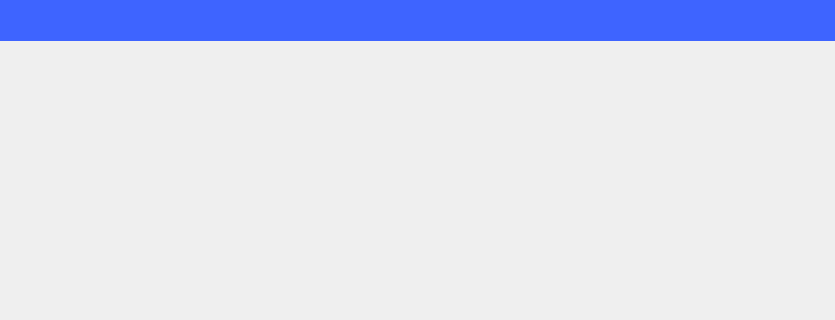
First picture: the form in hospital-Core/mainwindow.ui, repository MrDanielG/Hospital-SCRUM, before the edit; both pictures show x 531 to 1366 and y 0 to 320 of the 1366 by 750 pixel window.
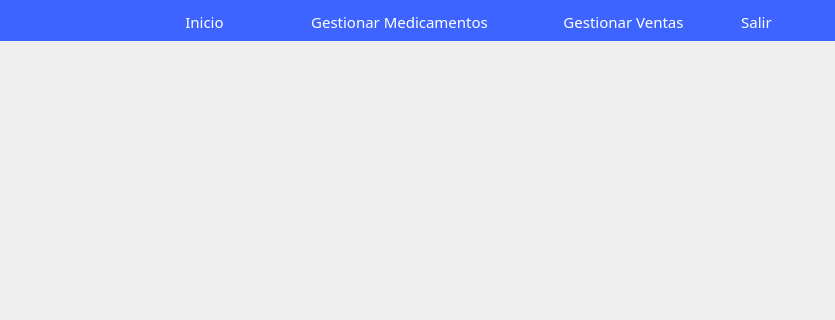
Second picture: the form after the edit. The open tabs and pages were chosen to show the change. Icons and pictures are not drawn.

The edit to the form file:
```diff
--- a/hospital-Core/mainwindow.ui
+++ b/hospital-Core/mainwindow.ui
@@ -1306,7 +1306,108 @@
       </layout>
      </widget>
     </widget>
-    <widget class="QWidget" name="menu_farmaceutico"/>
+    <widget class="QWidget" name="menu_farmaceutico">
+     <widget class="QPushButton" name="pushButton">
+      <property name="geometry">
+       <rect>
+        <x>1250</x>
+        <y>10</y>
+        <width>75</width>
+        <height>23</height>
+       </rect>
+      </property>
+      <property name="font">
+       <font>
+        <family>Montserrat</family>
+        <pointsize>11</pointsize>
+       </font>
+      </property>
+      <property name="styleSheet">
+       <string notr="true">border: none;
+background: none;
+color: white;
+</string>
+      </property>
+      <property name="text">
+       <string>Salir</string>
+      </property>
+     </widget>
+     <widget class="QPushButton" name="pushButton_2">
+      <property name="geometry">
+       <rect>
+        <x>1074</x>
+        <y>10</y>
+        <width>161</width>
+        <height>23</height>
+       </rect>
+      </property>
+      <property name="font">
+       <font>
+        <family>Montserrat</family>
+        <pointsize>11</pointsize>
+       </font>
+      </property>
+      <property name="styleSheet">
+       <string notr="true">border: none;
+background: none;
+color: white;
+</string>
+      </property>
+      <property name="text">
+       <string>Gestionar Ventas</string>
+      </property>
+     </widget>
+     <widget class="QPushButton" name="pushButton_3">
+      <property name="geometry">
+       <rect>
+        <x>820</x>
+        <y>10</y>
+        <width>221</width>
+        <height>23</height>
+       </rect>
+      </property>
+      <property name="font">
+       <font>
+        <family>Montserrat</family>
+        <pointsize>11</pointsize>
+       </font>
+      </property>
+      <property name="styleSheet">
+       <string notr="true">border: none;
+background: none;
+color: white;
+</string>
+      </property>
+      <property name="text">
+       <string>Gestionar Medicamentos</string>
+      </property>
+     </widget>
+     <widget class="QPushButton" name="pushButton_4">
+      <property name="geometry">
+       <rect>
+        <x>650</x>
+        <y>10</y>
+        <width>171</width>
+        <height>23</height>
+       </rect>
+      </property>
+      <property name="font">
+       <font>
+        <family>Montserrat</family>
+        <pointsize>11</pointsize>
+       </font>
+      </property>
+      <property name="styleSheet">
+       <string notr="true">border: none;
+background: none;
+color: white;
+</string>
+      </property>
+      <property name="text">
+       <string>Inicio</string>
+      </property>
+     </widget>
+    </widget>
    </widget>
   </widget>
  </widget>
```
Left out of the diff: 2 changed lines with no effect on the pictures.
